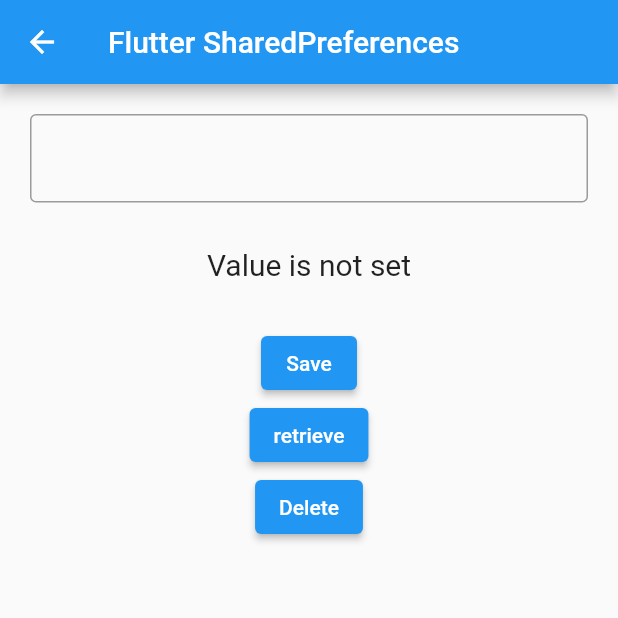
After one commit to ketan-rathod-713/todoey_app_flutter, a Flutter app: the MyHomePage screen opened directly, after a tap on "Delete", on a phone screen of 412 x 824 dp, the top half of it. The commit adds this screen. Run offline on Flutter 3.47's test engine with Material 2 defaults, Android fonts, the phone set to English and light mode, and no system bars; our stand-ins replace shared_preferences; accounts and stored records are empty.

Commit message:
added demostorage to use sharedPreferences

```diff
--- a/lib/main.dart
+++ b/lib/main.dart
@@ -1,8 +1,9 @@
 import 'package:flutter/material.dart';
 import 'package:todoey_app_flutter/modals/task_data.dart';
+import 'package:todoey_app_flutter/widgets/tasks_list.dart';
 import 'screens/tasks_screens.dart';
 import 'package:provider/provider.dart';
-
+import 'screens/demoStorage.dart';
 void main() {
   runApp(const MyApp());
 }
--- /dev/null
+++ b/lib/screens/demoStorage.dart
@@ -0,0 +1,95 @@
+
+import 'package:flutter/cupertino.dart';
+import 'package:flutter/material.dart';
+import 'package:flutter/widgets.dart';
+import 'package:shared_preferences/shared_preferences.dart';
+
+
+class MyHomePage extends StatefulWidget {
+  @override
+  _MyHomePageState createState()
+  {
+    return _MyHomePageState();
+  }
+}
+
+class _MyHomePageState extends State<MyHomePage> {
+
+  late SharedPreferences prefs;
+  TextEditingController controller = new TextEditingController();
+  String name="";
+
+  @override
+  Widget build(BuildContext context) {
+    return new Scaffold(
+      appBar: AppBar(
+        title: Text("Flutter SharedPreferences"),
+      ),
+      body:Container(
+          margin: EdgeInsets.all(20),
+          child: Column(
+            children: [
+              TextField(
+                controller: controller,
+                decoration: InputDecoration(
+                  border: OutlineInputBorder(),
+                ),
+              ),
+              SizedBox(
+                height:30,
+              ),
+              Text(name, style: TextStyle(fontSize: 20),),
+              SizedBox(
+                height:30,
+              ),
+              ElevatedButton(
+                child:Text("Save"),
+                onPressed: ()
+                {
+                  save();
+                },
+              ),
+              ElevatedButton(
+                child:Text("retrieve"),
+                onPressed: ()
+                {
+                  retrieve();
+                },
+              ),
+              ElevatedButton(
+                child:Text("Delete"),
+                onPressed: ()
+                {
+                  delete();
+                },
+              )
+            ],
+          )
+      ),
+    );
+  }
+
+  save() async
+  {
+    prefs = await SharedPreferences.getInstance();
+    prefs.setString("username", controller.text.toString());
+  }
+
+  retrieve() async{
+    prefs = await SharedPreferences.getInstance();
+    name = prefs.getString("username")!;
+    setState(() {
+
+    });
+  }
+
+  delete() async
+  {
+    prefs = await SharedPreferences.getInstance();
+    prefs.remove("username");
+    name = "Value is not set";
+    setState(() {
+
+    });
+  }
+}
--- a/pubspec.yaml
+++ b/pubspec.yaml
@@ -35,6 +35,8 @@ dependencies:
   # Use with the CupertinoIcons class for iOS style icons.
   cupertino_icons: ^1.0.2
   provider: ^6.0.3
+  path_provider: ^2.0.11
+  shared_preferences: ^2.0.15
 
 dev_dependencies:
   flutter_test:
```
Also changed, not shown: pubspec.lock.
